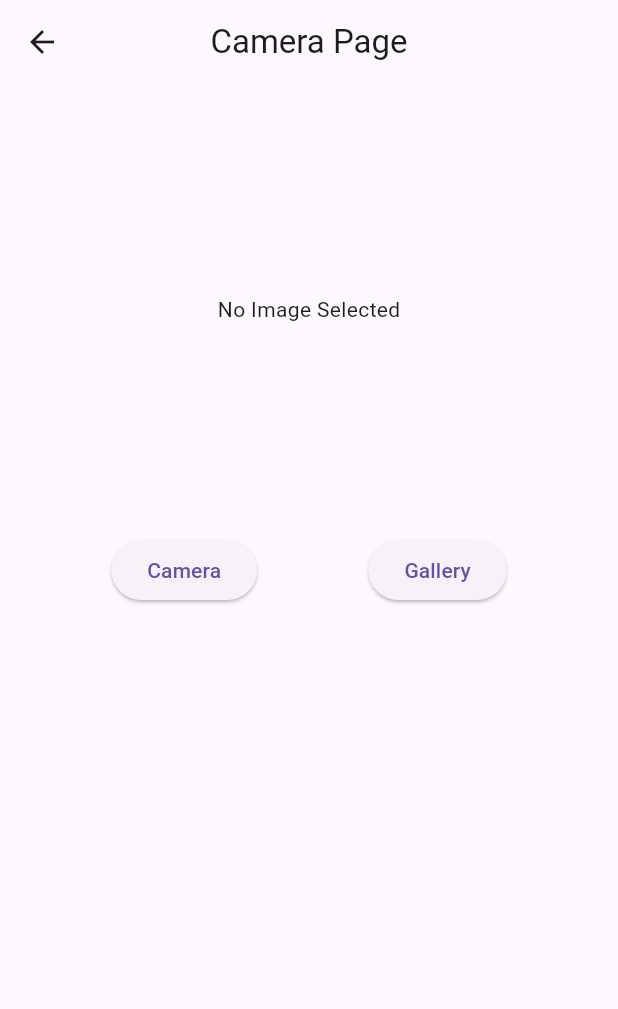
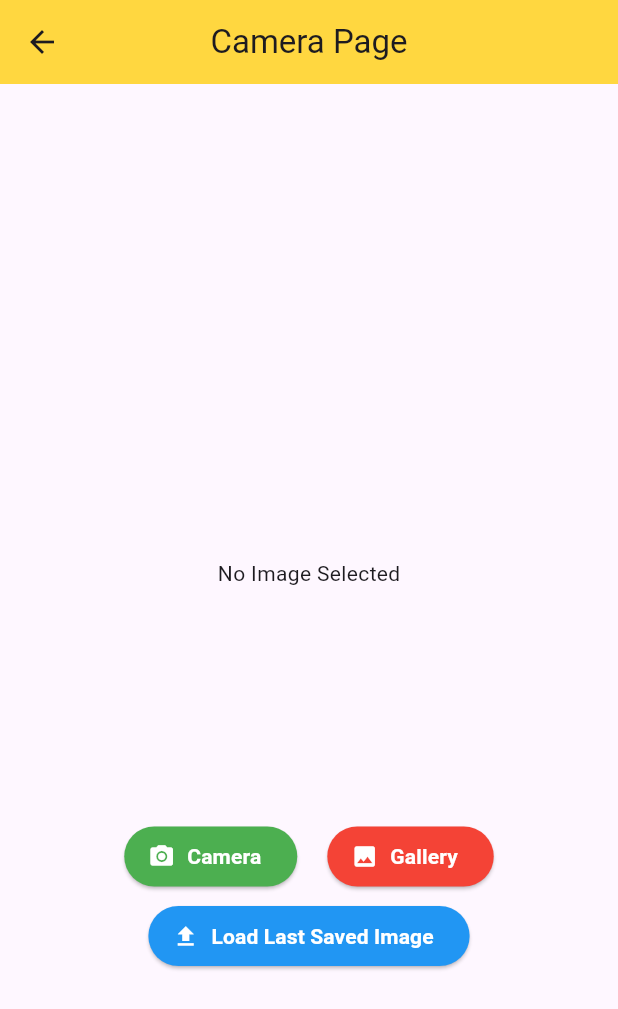
Before and after one commit to shu-aieb/flutter_basic_1, a Flutter app: the CameraPage screen opened by its route, on a phone screen of 412 x 824 dp. Shown: the top 1009 px of the screen. Run offline on Flutter 3.47's test engine with Material 3 defaults, Android fonts, the phone set to English and light mode, and no system bars; our stand-ins replace cloud_firestore, file_picker, firebase_auth, firebase_core, firebase_database, firebase_messaging and 7 more; missing offline and left inert: firebase_app_installations; accounts and stored records are empty.

Commit message:
After selecting Image Save Image. And Choose file and save file.

```diff
--- a/lib/home/home.dart
+++ b/lib/home/home.dart
@@ -201,6 +201,11 @@ class HomePage extends StatelessWidget {
           subTitle: 'Page',
           pageRoute: PageAddress.CAMERA_PAGE,
         ),
+        Topic(
+          title: 'File Upload',
+          subTitle: 'Page',
+          pageRoute: PageAddress.FILE_UPLOAD,
+        ),
       ],
     ),
   ];
--- a/lib/pages/device_features/camera_page.dart
+++ b/lib/pages/device_features/camera_page.dart
@@ -1,6 +1,8 @@
 import 'dart:io';
 import 'package:flutter/material.dart';
+import 'package:get/get.dart';
 import 'package:image_picker/image_picker.dart';
+import 'package:path_provider/path_provider.dart';
 
 class CameraPage extends StatefulWidget {
   CameraPage({super.key});
@@ -11,47 +13,119 @@ class CameraPage extends StatefulWidget {
 
 class _CameraPageState extends State<CameraPage> {
   File? image;
+  bool isLoading = false;
 
   final picker = ImagePicker();
 
-  Future<void> pickImage(ImageSource source) async {
+  // Future<void> pickImage(ImageSource source) async {
+  //   final pickedFile = await picker.pickImage(source: source);
+  //   if (pickedFile != null) {
+  //     setState(() {
+  //       image = File(pickedFile.path);
+  //     });
+  //   }
+  // }
+
+  Future<void> pickAndSaveImage(ImageSource source) async {
     final pickedFile = await picker.pickImage(source: source);
     if (pickedFile != null) {
+      File tempImageFile = File(pickedFile.path);
+      final appDir = await getApplicationDocumentsDirectory();
+      final fileName = '${DateTime.now().millisecondsSinceEpoch}.png';
+      final newPath = '${appDir.path}/$fileName';
+      print('new Path : $newPath');
+      final savedImage = await tempImageFile.copy(newPath);
+
       setState(() {
         image = File(pickedFile.path);
+        print('Image Path : ${savedImage!.path}');
       });
+    } else {
+      print('No Image Selected');
     }
+  }
+
+  Future<void> loadLastSavedImage() async {
+    isLoading = true;
+    final appDir = await getApplicationDocumentsDirectory();
+    final files = appDir.listSync();
+    if (files.isNotEmpty) {
+      final firstImageFile = files.firstWhereOrNull(
+        (f) => f.path.endsWith('.png'),
+      );
+      if (firstImageFile != null) {
+        setState(() {
+          image = File(firstImageFile.path);
+        });
+      }
+    }
+    isLoading = false;
   }
 
   @override
   Widget build(BuildContext context) {
     return Scaffold(
-      appBar: AppBar(title: Text('Camera Page'), centerTitle: true),
+      appBar: AppBar(
+        title: Text('Camera Page'),
+        centerTitle: true,
+        backgroundColor: Colors.amberAccent,
+      ),
       body: Column(
+        mainAxisAlignment: MainAxisAlignment.center,
+        crossAxisAlignment: CrossAxisAlignment.center,
         children: [
           SizedBox(
             height: 300,
             width: 300,
-            child: image != null
-                ? Image.file(image!)
+            child: isLoading
+                ? const CircularProgressIndicator()
+                : image != null
+                ? Image.file(image!, fit: BoxFit.cover)
                 : const Center(child: Text('No Image Selected')),
           ),
+          const SizedBox(height: 15),
           Row(
-            mainAxisAlignment: MainAxisAlignment.spaceEvenly,
+            mainAxisAlignment: MainAxisAlignment.center,
+            spacing: 20,
             children: [
-              ElevatedButton(
-                onPressed: () {
-                  pickImage(ImageSource.camera);
-                },
-                child: const Text('Camera'),
+              ElevatedButton.icon(
+                style: ElevatedButton.styleFrom(
+                  backgroundColor: Colors.green,
+                  foregroundColor: Colors.white,
+                ),
+                onPressed: () => pickAndSaveImage(ImageSource.camera),
+                label: const Text(
+                  'Camera',
+                  style: TextStyle(fontSize: 14, fontWeight: FontWeight.bold),
+                ),
+                icon: const Icon(Icons.camera_alt),
               ),
-              ElevatedButton(
-                onPressed: () {
-                  pickImage(ImageSource.gallery);
-                },
-                child: const Text('Gallery'),
+              ElevatedButton.icon(
+                style: ElevatedButton.styleFrom(
+                  backgroundColor: Colors.red,
+                  foregroundColor: Colors.white,
+                ),
+                onPressed: () => pickAndSaveImage(ImageSource.gallery),
+                label: const Text(
+                  'Gallery',
+                  style: TextStyle(fontSize: 14, fontWeight: FontWeight.bold),
+                ),
+                icon: const Icon(Icons.image),
               ),
             ],
+          ),
+          const SizedBox(height: 5),
+          ElevatedButton.icon(
+            style: ElevatedButton.styleFrom(
+              backgroundColor: Colors.blue,
+              foregroundColor: Colors.white,
+            ),
+            onPressed: () => loadLastSavedImage(),
+            label: const Text(
+              'Load Last Saved Image',
+              style: TextStyle(fontSize: 14, fontWeight: FontWeight.bold),
+            ),
+            icon: const Icon(Icons.file_upload),
           ),
         ],
       ),
--- a/lib/routes/page_address.dart
+++ b/lib/routes/page_address.dart
@@ -33,4 +33,5 @@ class PageAddress {
 
   static const String CAMERA_PAGE = '/camera';
   static const String GALLERY = '/gallery';
+  static const String FILE_UPLOAD = '/file_upload';
 }
--- a/lib/routes/page_routes.dart
+++ b/lib/routes/page_routes.dart
@@ -12,6 +12,7 @@ import 'package:flutter_basics_1/pages/basic_widget2.dart';
 import 'package:flutter_basics_1/pages/basic_widget_1.dart';
 import 'package:flutter_basics_1/pages/basic_widget_3.dart';
 import 'package:flutter_basics_1/pages/basic_widget_4.dart';
+import 'package:flutter_basics_1/pages/device_features/file_picker/file_upload_page.dart';
 import 'package:flutter_basics_1/pages/form_and_validation/complete/personal_info_screen.dart';
 import 'package:flutter_basics_1/pages/layout/gridview.dart';
 import 'package:flutter_basics_1/pages/layout_styling/all_buttons_page.dart';
@@ -66,5 +67,6 @@ class PageRoutes {
     PageAddress.BOTTOM_NAVIGATION_BAR: (context) => BottomNavigationPage(),
 
     PageAddress.CAMERA_PAGE: (context) => CameraPage(),
+    PageAddress.FILE_UPLOAD: (context) => FileUploadPage(),
   };
 }
--- a/pubspec.yaml
+++ b/pubspec.yaml
@@ -50,6 +50,8 @@ dependencies:
   firebase_messaging: ^16.1.1
   firebase_app_installations: ^0.4.0+6
   google_sign_in: ^7.2.0
+  file_picker: ^10.3.10
+  path_provider: ^2.1.5
 
 dev_dependencies:
   flutter_test:
```
Also changed, not shown: lib/pages/device_features/file_picker/file_upload_page.dart (added, +225 -0 lines), pubspec.lock, 2 other files.
